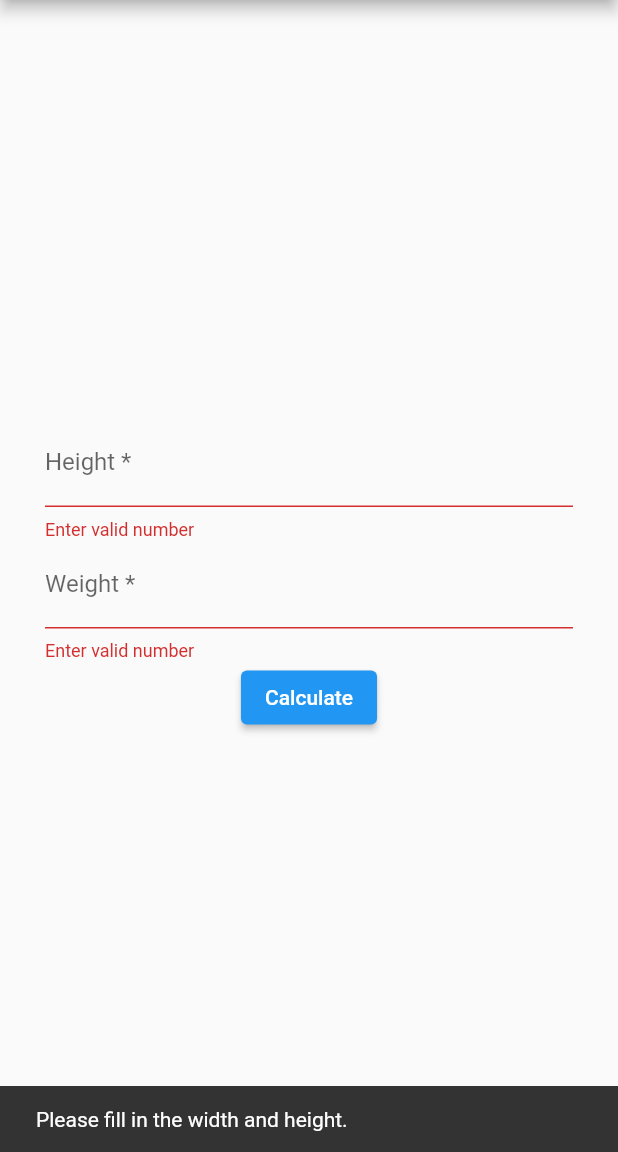
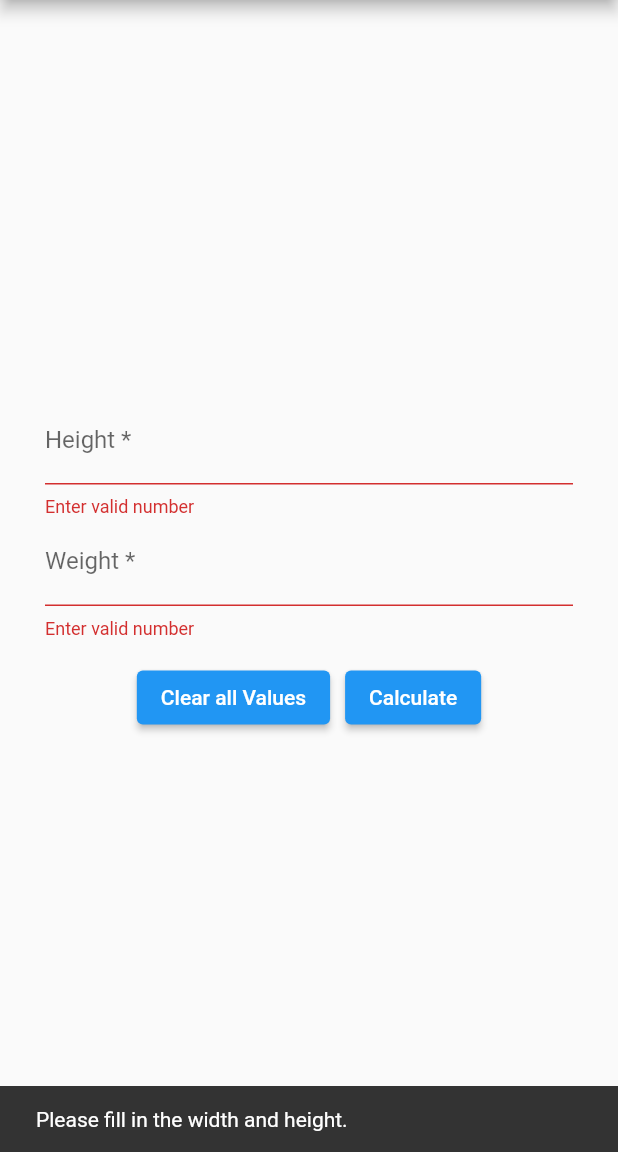
Before and after one commit to fullyonline/SOM_BMI_Calculator, a Flutter app: the BmiInput screen opened directly, after a tap on "Calculate", on a phone screen of 412 x 824 dp, the part 84-1236 px from its top. Run offline on Flutter 3.47's test engine with Material 2 defaults, Android fonts, the phone set to English and light mode, and no system bars; our stand-ins replace shared_preferences; accounts and stored records are empty.

Commit message:
added clear all button

```diff
--- a/lib/calculator/BMIInput.dart
+++ b/lib/calculator/BMIInput.dart
@@ -30,10 +30,8 @@ class BmiInputState extends State<BmiInput> {
   Widget build(BuildContext context) {
     return Scaffold(
         appBar: AppBar(
-          title: Text("Calculator"),
-          actions: const [OptionDropdown()]
-      ),
-      body:  Container(
+            title: Text("Calculator"), actions: const [OptionDropdown()]),
+        body: Container(
             margin: const EdgeInsets.all(30),
             child: Center(
                 child: SizedBox(
@@ -41,8 +39,10 @@ class BmiInputState extends State<BmiInput> {
                     child: Form(
                       key: _formKey,
                       child: Column(
-                crossAxisAlignment: CrossAxisAlignment.center, // horizontale Ausrichtung innerhalb der Column
-                mainAxisSize: MainAxisSize.min, // vertikale Ausrichtung
+                        crossAxisAlignment: CrossAxisAlignment.center,
+                        // horizontale Ausrichtung innerhalb der Column
+                        mainAxisSize: MainAxisSize.min,
+                        // vertikale Ausrichtung
                         children: <Widget>[
                           TextFormField(
                             decoration: const InputDecoration(
@@ -52,7 +52,11 @@ class BmiInputState extends State<BmiInput> {
                             keyboardType: TextInputType.number,
                             controller: heightController,
                             validator: (String? value) {
-                    return (value != null && value.isNotEmpty && double.tryParse(value) != null) ? null : "Enter valid number";
+                              return (value != null &&
+                                      value.isNotEmpty &&
+                                      double.tryParse(value) != null)
+                                  ? null
+                                  : "Enter valid number";
                             },
                           ),
                           TextFormField(
@@ -63,30 +67,64 @@ class BmiInputState extends State<BmiInput> {
                             keyboardType: TextInputType.number,
                             controller: weightController,
                             validator: (String? value) {
-                    return (value != null && value.isNotEmpty && double.tryParse(value) != null) ? null : "Enter valid number";
+                              return (value != null &&
+                                      value.isNotEmpty &&
+                                      double.tryParse(value) != null)
+                                  ? null
+                                  : "Enter valid number";
                             },
                           ),
-                  ElevatedButton(
+                          Container(
+                            margin: EdgeInsets.all(10),
+                            child: Row(
+                              crossAxisAlignment: CrossAxisAlignment.center,
+                              // horizontale Ausrichtung innerhalb der Column
+                              mainAxisSize: MainAxisSize.min,
+                              // vertikale Ausrichtung
+                              children: [
+                                Container(
+                                  margin: EdgeInsets.all(5),
+                                  child: ElevatedButton(
                                     onPressed: () {
-                      int? height = int.tryParse(heightController.value.text);
-                      int? weight = int.tryParse(weightController.value.text);
-                      if (_formKey.currentState!.validate() && height != null && weight != null) {
-                        Navigator.of(context).push(MaterialPageRoute(builder: (context) => BMIResult(bmiDto: BmiDto(height, weight))));
-                      }
-                      else{
-                        ScaffoldMessenger.of(context).showSnackBar(
-                          const SnackBar(content: Text('Please fill in the width and height.')),
+                                      heightController.text = "";
+                                      weightController.text = "";
+                                    },
+                                    child: const Text('Clear all Values'),
+                                  ),
+                                ),
+                                Container(
+                                  margin: EdgeInsets.all(5),
+                                  child: ElevatedButton(
+                                    onPressed: () {
+                                      int? height = int.tryParse(
+                                          heightController.value.text);
+                                      int? weight = int.tryParse(
+                                          weightController.value.text);
+                                      if (_formKey.currentState!.validate() &&
+                                          height != null &&
+                                          weight != null) {
+                                        Navigator.of(context).push(
+                                            MaterialPageRoute(
+                                                builder: (context) => BMIResult(
+                                                    bmiDto: BmiDto(
+                                                        height, weight))));
+                                      } else {
+                                        ScaffoldMessenger.of(context)
+                                            .showSnackBar(
+                                          const SnackBar(
+                                              content: Text(
+                                                  'Please fill in the width and height.')),
                                         );
                                       }
                                     },
                                     child: const Text('Calculate'),
                                   ),
+                                ),
                               ],
                             ),
                           )
-        )
-      )
-      )
-    );
+                        ],
+                      ),
+                    )))));
   }
 }
```
Lines whose indentation alone changed are shown as unchanged.
